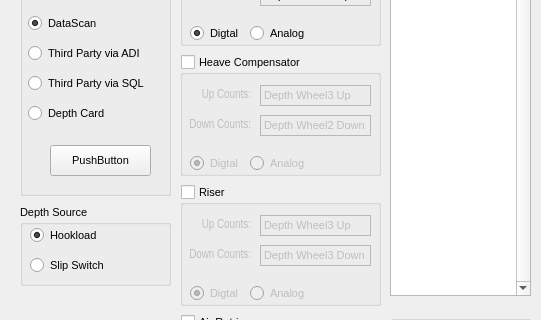
Above: src/samples/depth/dialogdepthconfiguration.ui from TinySlik/QT_OrangeCat before the change; both pictures show x 0 to 541 and y 85 to 405 of the 541 by 571 pixel window. Below: the same form after it.
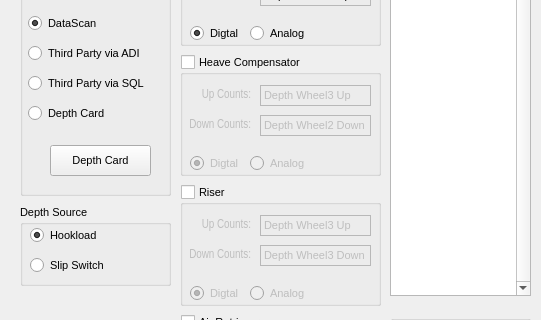
That is the form after the change.

Commit message: feat(depth): dialog things & adlink add back.

```diff
--- a/src/samples/depth/dialogdepthconfiguration.ui
+++ b/src/samples/depth/dialogdepthconfiguration.ui
@@ -146,7 +146,7 @@
      </rect>
     </property>
     <property name="text">
-     <string>PushButton</string>
+     <string>Depth Card</string>
     </property>
    </widget>
   </widget>
```
The commit also changes 9 other files.
